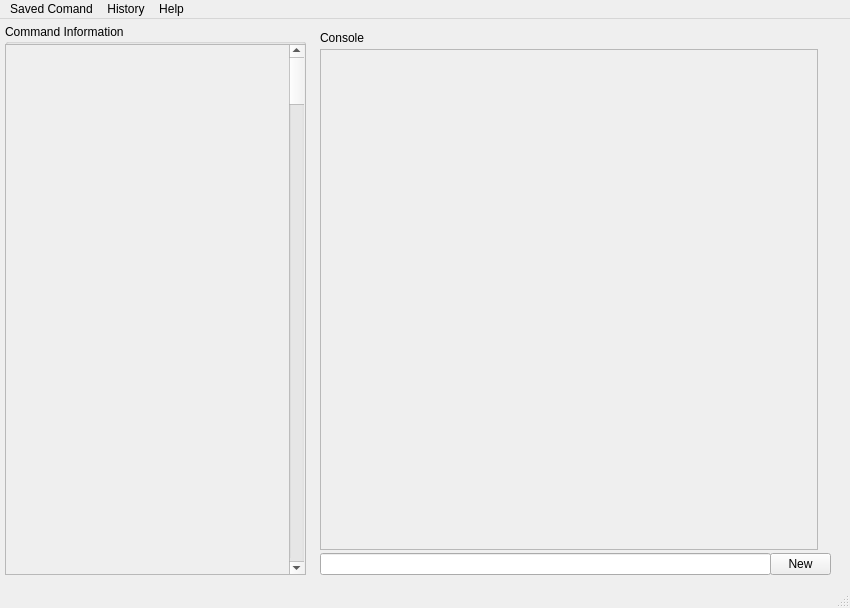
DizelforClaSS/Qt-project, file TestMyWidget/mainwindow.ui: the form before one commit.
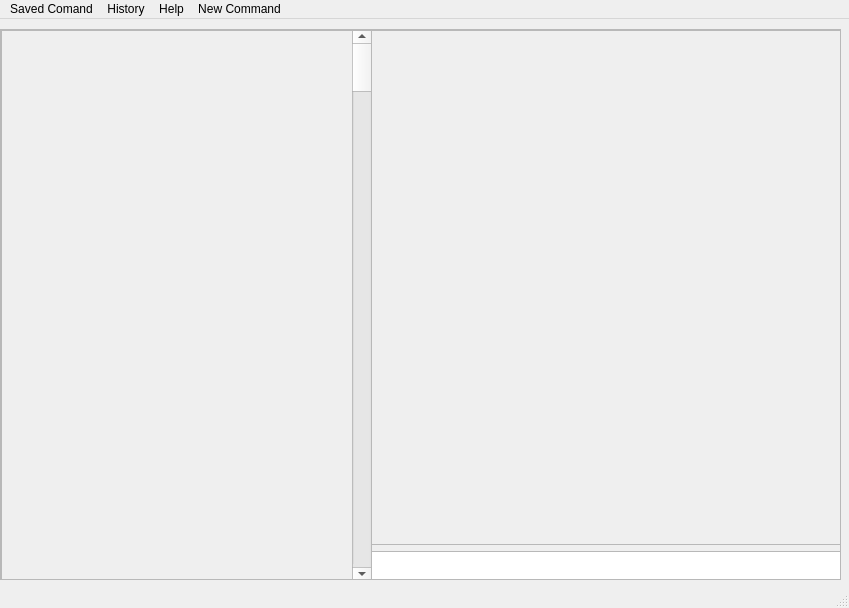
The form after the commit.

The edit to the form file:
```diff
--- a/TestMyWidget/mainwindow.ui
+++ b/TestMyWidget/mainwindow.ui
@@ -6,7 +6,7 @@
    <rect>
     <x>0</x>
     <y>0</y>
-    <width>850</width>
+    <width>849</width>
     <height>608</height>
    </rect>
   </property>
@@ -18,149 +18,120 @@
     <property name="geometry">
      <rect>
       <x>0</x>
-      <y>0</y>
-      <width>311</width>
-      <height>561</height>
+      <y>10</y>
+      <width>841</width>
+      <height>551</height>
      </rect>
     </property>
     <layout class="QHBoxLayout" name="horizontalLayout">
-     <property name="leftMargin">
-      <number>5</number>
-     </property>
-     <property name="topMargin">
-      <number>5</number>
-     </property>
-     <property name="rightMargin">
-      <number>5</number>
-     </property>
-     <property name="bottomMargin">
-      <number>5</number>
-     </property>
      <item>
-      <widget class="QGroupBox" name="groupBox">
-       <property name="title">
-        <string>Command Information</string>
+      <widget class="QScrollArea" name="scrollArea">
+       <property name="widgetResizable">
+        <bool>true</bool>
        </property>
-       <widget class="QScrollArea" name="scrollArea">
+       <widget class="QWidget" name="scrollAreaWidgetContents">
         <property name="geometry">
          <rect>
           <x>0</x>
-          <y>20</y>
-          <width>301</width>
-          <height>531</height>
+          <y>0</y>
+          <width>837</width>
+          <height>547</height>
          </rect>
         </property>
-        <property name="widgetResizable">
-         <bool>true</bool>
-        </property>
-        <widget class="QWidget" name="scrollAreaWidgetContents">
+        <widget class="QWidget" name="verticalLayoutWidget">
+         <property name="geometry">
+          <rect>
+           <x>370</x>
+           <y>0</y>
+           <width>471</width>
+           <height>551</height>
+          </rect>
+         </property>
+         <layout class="QVBoxLayout" name="verticalLayout">
+          <item>
+           <widget class="QTextEdit" name="Console">
+            <property name="enabled">
+             <bool>false</bool>
+            </property>
+           </widget>
+          </item>
+          <item>
+           <widget class="QPlainTextEdit" name="plainTextEdit">
+            <property name="maximumSize">
+             <size>
+              <width>16777215</width>
+              <height>30</height>
+             </size>
+            </property>
+           </widget>
+          </item>
+         </layout>
+        </widget>
+        <widget class="QWidget" name="verticalLayoutWidget_2">
          <property name="geometry">
           <rect>
            <x>0</x>
            <y>0</y>
-           <width>299</width>
-           <height>529</height>
+           <width>371</width>
+           <height>551</height>
           </rect>
          </property>
-         <widget class="QScrollBar" name="verticalScrollBar">
-          <property name="geometry">
-           <rect>
-            <x>283</x>
-            <y>-1</y>
-            <width>15</width>
-            <height>531</height>
-           </rect>
-          </property>
-          <property name="orientation">
-           <enum>Qt::Vertical</enum>
-          </property>
-         </widget>
+         <layout class="QVBoxLayout" name="verticalLayout_2">
+          <item>
+           <widget class="QScrollArea" name="scrollArea_2">
+            <property name="widgetResizable">
+             <bool>true</bool>
+            </property>
+            <widget class="QWidget" name="scrollAreaWidgetContents_2">
+             <property name="geometry">
+              <rect>
+               <x>0</x>
+               <y>0</y>
+               <width>367</width>
+               <height>547</height>
+              </rect>
+             </property>
+             <widget class="QScrollBar" name="verticalScrollBar">
+              <property name="geometry">
+               <rect>
+                <x>350</x>
+                <y>-1</y>
+                <width>20</width>
+                <height>551</height>
+               </rect>
+              </property>
+              <property name="orientation">
+               <enum>Qt::Vertical</enum>
+              </property>
+             </widget>
+             <widget class="QWidget" name="verticalLayoutWidget_3">
+              <property name="geometry">
+               <rect>
+                <x>-1</x>
+                <y>-1</y>
+                <width>351</width>
+                <height>551</height>
+               </rect>
+              </property>
+              <layout class="QVBoxLayout" name="CommandInfo"/>
+             </widget>
+            </widget>
+           </widget>
+          </item>
+         </layout>
         </widget>
        </widget>
       </widget>
      </item>
     </layout>
    </widget>
-   <widget class="QWidget" name="horizontalLayoutWidget_2">
-    <property name="geometry">
-     <rect>
-      <x>320</x>
-      <y>30</y>
-      <width>511</width>
-      <height>501</height>
-     </rect>
-    </property>
-    <layout class="QHBoxLayout" name="horizontalLayout_3">
-     <item>
-      <widget class="QTextEdit" name="textEdit">
-       <property name="enabled">
-        <bool>false</bool>
-       </property>
-      </widget>
-     </item>
-     <item>
-      <widget class="QLabel" name="label">
-       <property name="text">
-        <string/>
-       </property>
-      </widget>
-     </item>
-    </layout>
-   </widget>
-   <widget class="QWidget" name="verticalLayoutWidget">
-    <property name="geometry">
-     <rect>
-      <x>320</x>
-      <y>530</y>
-      <width>451</width>
-      <height>31</height>
-     </rect>
-    </property>
-    <layout class="QVBoxLayout" name="verticalLayout_2">
-     <item>
-      <widget class="QLineEdit" name="lineEdit"/>
-     </item>
-    </layout>
-   </widget>
-   <widget class="QLabel" name="label_2">
-    <property name="geometry">
-     <rect>
-      <x>320</x>
-      <y>10</y>
-      <width>141</width>
-      <height>17</height>
-     </rect>
-    </property>
-    <property name="text">
-     <string>Console</string>
-    </property>
-   </widget>
-   <widget class="QWidget" name="verticalLayoutWidget_2">
-    <property name="geometry">
-     <rect>
-      <x>770</x>
-      <y>530</y>
-      <width>61</width>
-      <height>31</height>
-     </rect>
-    </property>
-    <layout class="QVBoxLayout" name="verticalLayout_3">
-     <item>
-      <widget class="QPushButton" name="newCommandButton">
-       <property name="text">
-        <string>New</string>
-       </property>
-      </widget>
-     </item>
-    </layout>
-   </widget>
   </widget>
   <widget class="QMenuBar" name="menubar">
    <property name="geometry">
     <rect>
      <x>0</x>
      <y>0</y>
-     <width>850</width>
+     <width>849</width>
      <height>22</height>
     </rect>
    </property>
@@ -179,9 +150,16 @@
      <string>Help</string>
     </property>
    </widget>
+   <widget class="QMenu" name="menuNew_Command">
+    <property name="title">
+     <string>New Command</string>
+    </property>
+    <addaction name="actionCreate"/>
+   </widget>
    <addaction name="menuGNUWidget"/>
    <addaction name="menuHistory"/>
    <addaction name="menuHelp"/>
+   <addaction name="menuNew_Command"/>
   </widget>
   <widget class="QStatusBar" name="statusbar"/>
  </widget>
```
Left out of the diff: 19 changed lines with no effect on the pictures.
